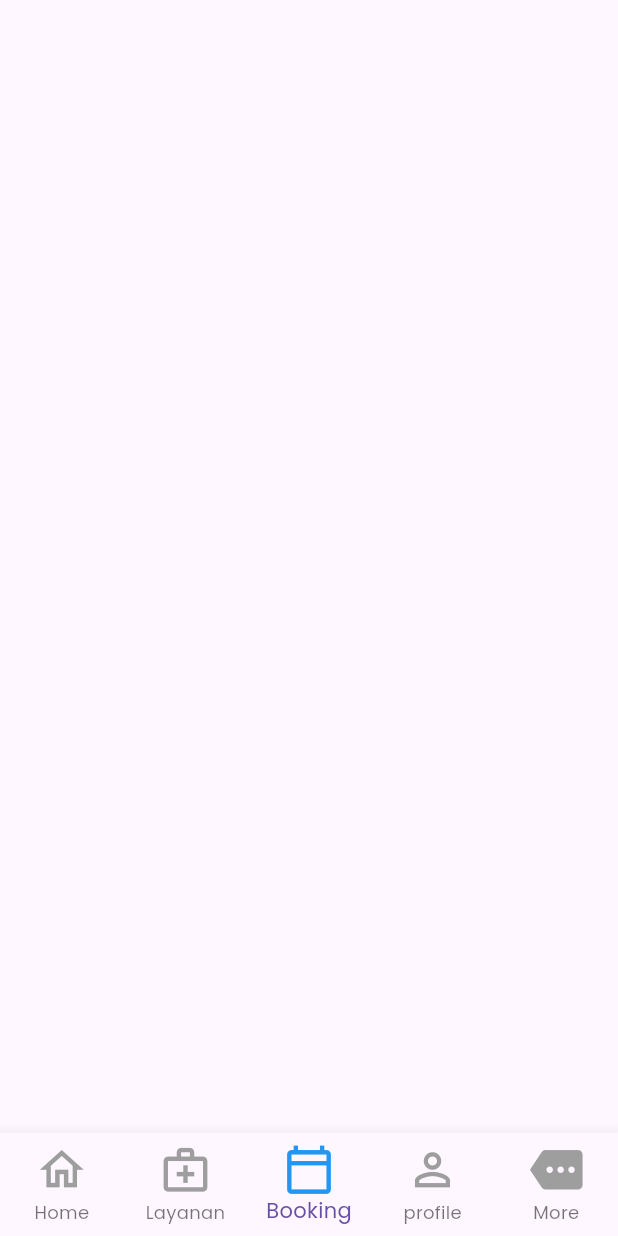
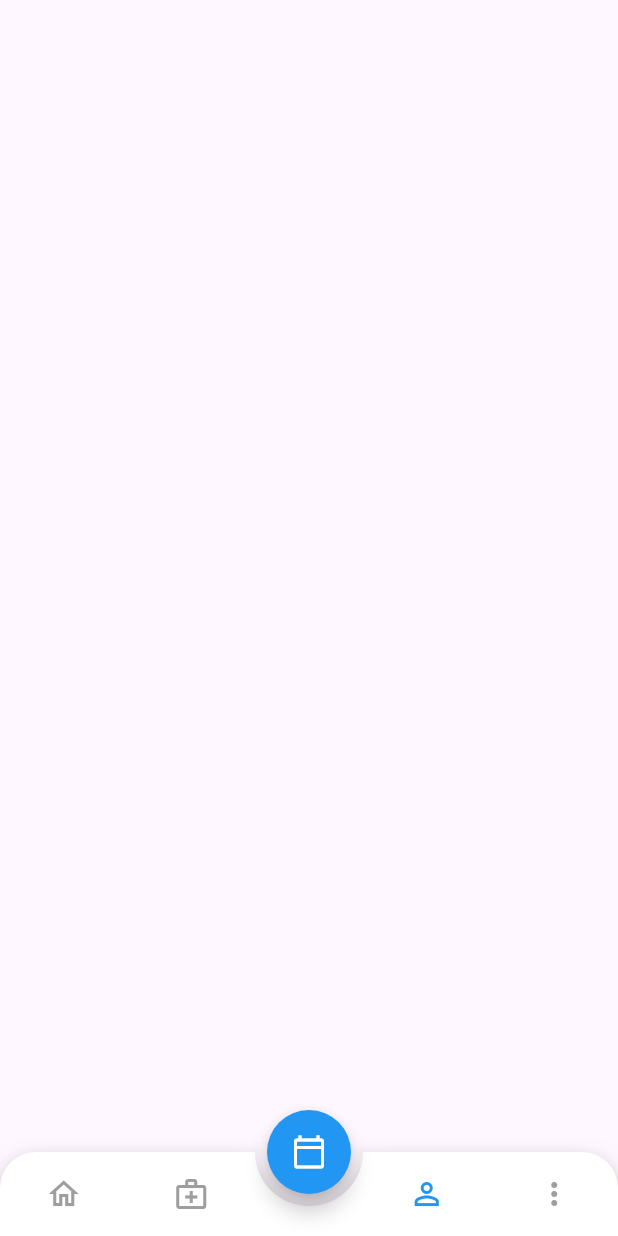
Before and after one commit to zyrridian/hospital-app, a Flutter app: the screen it shows after launch, item 3 of the bottom bar chosen, on a phone screen of 412 x 824 dp. Run offline on Flutter 3.47's test engine with Material 3 defaults, Android fonts, the phone set to English and light mode, and no system bars; drawn by our look-alikes of animated_bottom_navigation_bar; our stand-ins replace carousel_slider.

```diff
--- a/lib/booking/booking.dart
+++ /dev/null
@@ -1,50 +0,0 @@
-import 'package:flutter/material.dart';
-
-import 'package:smkdev_hospital/booking/booking_model.dart';
-
-class BookingPage extends StatefulWidget {
-  @override
-  _BookingPageState createState() => _BookingPageState();
-}
-
-class _BookingPageState extends State<BookingPage> {
-  List<Booking>_bookingList = [];
-
-  @override
-  void initState() {
-    super.initState();
-
-    _bookingList.add(Booking(
-        title: "Dokter 1",
-        desc: "Umum",
-        image: 'assets/images/test.png'
-    ));
-
-    _bookingList.add(Booking(
-      title: "Dokter 2",
-      desc: "Umum",
-      image: 'assets/images/test.png'
-    ));
-    _bookingList.add(Booking(
-        title: "Dokter 3",
-        desc: "Umum",
-        image: 'assets/images/test.png'
-    ));
-    _bookingList.add(Booking(
-        title: "Dokter 4",
-        desc: "Umum",
-        image: 'assets/images/test.png'
-    ));
-    _bookingList.add(Booking(
-        title: "Dokter 5",
-        desc: "Umum",
-        image: 'assets/images/test.png'
-    ));
-  }
-
-
-  @override
-  Widget build(BuildContext context) {
-    return Container();
-  }
-}
--- /dev/null
+++ b/lib/booking/booking_page.dart
@@ -0,0 +1,36 @@
+import 'package:flutter/material.dart';
+
+import 'package:smkdev_hospital/booking/booking_model.dart';
+
+class BookingPage extends StatefulWidget {
+  const BookingPage({super.key});
+
+  @override
+  State<BookingPage> createState() => _BookingPageState();
+}
+
+class _BookingPageState extends State<BookingPage> {
+  List<Booking> _bookingList = [];
+
+  @override
+  void initState() {
+    super.initState();
+
+    _bookingList.add(Booking(
+        title: "Dokter 1", desc: "Umum", image: 'assets/images/test.png'));
+
+    _bookingList.add(Booking(
+        title: "Dokter 2", desc: "Umum", image: 'assets/images/test.png'));
+    _bookingList.add(Booking(
+        title: "Dokter 3", desc: "Umum", image: 'assets/images/test.png'));
+    _bookingList.add(Booking(
+        title: "Dokter 4", desc: "Umum", image: 'assets/images/test.png'));
+    _bookingList.add(Booking(
+        title: "Dokter 5", desc: "Umum", image: 'assets/images/test.png'));
+  }
+
+  @override
+  Widget build(BuildContext context) {
+    return Container();
+  }
+}
--- /dev/null
+++ b/lib/home/home.data.dart
@@ -0,0 +1,95 @@
+const List<Map<String, String>> carouselData = [
+  {
+    'title': 'Sekilas Tentang\nRS. SMKDEV',
+    'description':
+        'SMKDEV komunitas developer siswa SMK jurusan Rekayasa Perangkat Lunak (RPL), Teknik Komputer dan Jaringan (TKJ), dan Multimedia (MM) dari seluruh Indonesia.',
+    'buttonText': 'Read'
+  },
+  {
+    'title': 'Layanan Kesehatan\nModern',
+    'description':
+        'Kami menyediakan layanan kesehatan berbasis teknologi terkini untuk memastikan pengalaman medis yang nyaman dan cepat.',
+    'buttonText': 'Learn More'
+  },
+  {
+    'title': 'Gabung dengan\nSMKDEV',
+    'description':
+        'SMKDEV membuka peluang bagi siswa untuk belajar dan berkembang dalam komunitas yang mendukung pertumbuhan profesional.',
+    'buttonText': 'Join Us'
+  }
+];
+
+const Map<String, dynamic> mapData = {
+  'title': 'Temui Kami',
+  'image': 'assets/images/map.png',
+  'locations': [
+    {
+      'name': 'Rumah Sakit SMKDEV',
+      'address': 'Jln. Margacinta No. 29',
+      'hours': ['Senin - Jumat: 08.00 - 20.00', 'Sabtu: 08.00 - 17.00']
+    },
+    {
+      'name': 'Klinik SMKDEV',
+      'address': 'Jl. Mars Barat I No. 9',
+      'hours': ['Senin - Jumat: 08.00 - 20.00', 'Sabtu: 08.00 - 13.00']
+    },
+    {
+      'name': 'BPJS',
+      'hours': [
+        'Senin - Jumat: 07.00 - 14.00, 16.00 - 19.00',
+        'Sabtu: 07.00 - 12.00'
+      ]
+    }
+  ]
+};
+
+const List<Map<String, String>> doctorData = [
+  {
+    'name': 'dr. Setiawai, SpM',
+    'specialty': 'Katarak dan Bedah Refraktif',
+    'image': 'assets/images/test.png'
+  },
+  {
+    'name': 'dr. Angger Pribadi, SpMM',
+    'specialty': 'Vitreo Retina',
+    'image': 'assets/images/test.png'
+  },
+  {
+    'name': 'dr. Daffa, SpA',
+    'specialty': 'Pediatrik',
+    'image': 'assets/images/test.png'
+  }
+];
+
+const List<Map<String, String>> newsData = [
+  {
+    'title': 'Training Center',
+    'content':
+        'Training Center bekerjasama dengan SMKDEV untuk meningkatkan keterampilan siswa dalam bidang teknologi. Program ini mencakup pelatihan intensif, sertifikasi, dan bimbingan industri dari para mentor profesional.',
+    'image': 'assets/images/test.png'
+  },
+  {
+    'title': 'Baksos SMKDEV',
+    'content':
+        'Untuk kesekian kalinya, SMKDEV melakukan bakti sosial dengan membagikan paket sembako dan alat tulis kepada masyarakat yang membutuhkan. Kegiatan ini menjadi bentuk kepedulian sosial komunitas terhadap lingkungan sekitar.',
+    'image': 'assets/images/test.png'
+  },
+  {
+    'title': 'Lomba Coding Nasional',
+    'content':
+        'SMKDEV kembali mengadakan Lomba Coding Nasional yang diikuti oleh ratusan peserta dari berbagai daerah. Lomba ini bertujuan untuk mengasah keterampilan pemrograman siswa dan memberikan pengalaman kompetitif di tingkat nasional.',
+    'image': 'assets/images/test.png'
+  },
+  {
+    'title': 'Bootcamp Web Development',
+    'content':
+        'SMKDEV meluncurkan Bootcamp Web Development dengan kurikulum terbaru yang mencakup teknologi modern seperti React, Next.js, dan Tailwind CSS. Program ini dirancang untuk membekali peserta dengan keterampilan siap kerja dalam industri teknologi.',
+    'image': 'assets/images/test.png'
+  },
+  {
+    'title': 'Kunjungan Industri ke Perusahaan Teknologi',
+    'content':
+        'Para siswa SMKDEV mendapatkan kesempatan untuk melakukan kunjungan industri ke beberapa perusahaan teknologi ternama. Dalam kunjungan ini, mereka belajar langsung dari para profesional mengenai proses pengembangan perangkat lunak dan budaya kerja di industri IT.',
+    'image': 'assets/images/test.png'
+  }
+];
--- a/lib/home/home_model.dart
+++ /dev/null
@@ -1,9 +0,0 @@
-import 'package:flutter/material.dart';
-
-class TentangKamiOverview {
-
-  String title, desc, image;
-
-  TentangKamiOverview({required this.title, required this.desc, required this.image});
-
-}
--- a/lib/home/home.dart
+++ b/lib/home/home_page.dart
@@ -1,141 +1,16 @@
 import 'package:carousel_slider/carousel_slider.dart';
 import 'package:flutter/material.dart';
-// import 'package:carousel_pro/carousel_pro.dart';
-import 'package:smkdev_hospital/home/home_appbar.dart';
-import 'package:smkdev_hospital/constant.dart';
-import 'package:smkdev_hospital/home/home_model.dart';
-import 'package:smkdev_hospital/layanan/layanan.dart';
+import 'package:smkdev_hospital/home/home.data.dart';
 
 class HomePage extends StatefulWidget {
+  const HomePage({super.key});
+
   @override
-  _HomePageState createState() => _HomePageState();
+  State<HomePage> createState() => _HomePageState();
 }
 
 class _HomePageState extends State<HomePage> {
-  List<TentangKamiOverview> _tentangKamiOverview = [];
-
-  @override
-  void initState() {
-    super.initState();
-
-    _tentangKamiOverview.add(TentangKamiOverview(
-        title: 'Dr. Setiawai, SpM',
-        desc: 'Katarak dan Bedah Refraktif',
-        image: 'assets/images/test.png'));
-    _tentangKamiOverview.add(TentangKamiOverview(
-        title: 'Dr. Angger Pribadi, SpMM',
-        desc: 'Vitreo Retina',
-        image: 'assets/images/test.png'));
-    _tentangKamiOverview.add(TentangKamiOverview(
-        title: 'Dr. Angger Pribadi, SpMM',
-        desc: 'Vitreo Retina',
-        image: 'assets/images/test.png'));
-    _tentangKamiOverview.add(TentangKamiOverview(
-        title: 'Dr. Angger Pribadi, SpMM',
-        desc: 'Vitreo Retina',
-        image: 'assets/images/test.png'));
-    _tentangKamiOverview.add(TentangKamiOverview(
-        title: 'Dr. Angger Pribadi, SpMM',
-        desc: 'Vitreo Retina',
-        image: 'assets/images/test.png'));
-  }
-
   int _currentIndex = 0;
-  List<Map<String, String>> carouselData = [
-    {
-      'title': 'Sekilas Tentang\nRS. SMKDEV',
-      'description':
-          'SMKDEV komunitas developer siswa SMK jurusan Rekayasa Perangkat Lunak (RPL), Teknik Komputer dan Jaringan (TKJ), dan Multimedia (MM) dari seluruh Indonesia.',
-      'buttonText': 'Read'
-    },
-    {
-      'title': 'Layanan Kesehatan\nModern',
-      'description':
-          'Kami menyediakan layanan kesehatan berbasis teknologi terkini untuk memastikan pengalaman medis yang nyaman dan cepat.',
-      'buttonText': 'Learn More'
-    },
-    {
-      'title': 'Gabung dengan\nSMKDEV',
-      'description':
-          'SMKDEV membuka peluang bagi siswa untuk belajar dan berkembang dalam komunitas yang mendukung pertumbuhan profesional.',
-      'buttonText': 'Join Us'
-    }
-  ];
-
-  final Map<String, dynamic> mapData = {
-    'title': 'Temui Kami',
-    'image': 'assets/images/map.png',
-    'locations': [
-      {
-        'name': 'Rumah Sakit SMKDEV',
-        'address': 'Jln. Margacinta No. 29',
-        'hours': ['Senin - Jumat: 08.00 - 20.00', 'Sabtu: 08.00 - 17.00']
-      },
-      {
-        'name': 'Klinik SMKDEV',
-        'address': 'Jl. Mars Barat I No. 9',
-        'hours': ['Senin - Jumat: 08.00 - 20.00', 'Sabtu: 08.00 - 13.00']
-      },
-      {
-        'name': 'BPJS',
-        'hours': [
-          'Senin - Jumat: 07.00 - 14.00, 16.00 - 19.00',
-          'Sabtu: 07.00 - 12.00'
-        ]
-      }
-    ]
-  };
-
-  final List<Map<String, String>> doctorData = [
-    {
-      'name': 'dr. Setiawai, SpM',
-      'specialty': 'Katarak dan Bedah Refraktif',
-      'image': 'assets/images/test.png'
-    },
-    {
-      'name': 'dr. Angger Pribadi, SpMM',
-      'specialty': 'Vitreo Retina',
-      'image': 'assets/images/test.png'
-    },
-    {
-      'name': 'dr. Daffa, SpA',
-      'specialty': 'Pediatrik',
-      'image': 'assets/images/test.png'
-    }
-  ];
-
-  final List<Map<String, String>> newsData = [
-    {
-      'title': 'Training Center',
-      'content':
-          'Training Center bekerjasama dengan SMKDEV untuk meningkatkan keterampilan siswa dalam bidang teknologi. Program ini mencakup pelatihan intensif, sertifikasi, dan bimbingan industri dari para mentor profesional.',
-      'image': 'assets/images/test.png'
-    },
-    {
-      'title': 'Baksos SMKDEV',
-      'content':
-          'Untuk kesekian kalinya, SMKDEV melakukan bakti sosial dengan membagikan paket sembako dan alat tulis kepada masyarakat yang membutuhkan. Kegiatan ini menjadi bentuk kepedulian sosial komunitas terhadap lingkungan sekitar.',
-      'image': 'assets/images/test.png'
-    },
-    {
-      'title': 'Lomba Coding Nasional',
-      'content':
-          'SMKDEV kembali mengadakan Lomba Coding Nasional yang diikuti oleh ratusan peserta dari berbagai daerah. Lomba ini bertujuan untuk mengasah keterampilan pemrograman siswa dan memberikan pengalaman kompetitif di tingkat nasional.',
-      'image': 'assets/images/test.png'
-    },
-    {
-      'title': 'Bootcamp Web Development',
-      'content':
-          'SMKDEV meluncurkan Bootcamp Web Development dengan kurikulum terbaru yang mencakup teknologi modern seperti React, Next.js, dan Tailwind CSS. Program ini dirancang untuk membekali peserta dengan keterampilan siap kerja dalam industri teknologi.',
-      'image': 'assets/images/test.png'
-    },
-    {
-      'title': 'Kunjungan Industri ke Perusahaan Teknologi',
-      'content':
-          'Para siswa SMKDEV mendapatkan kesempatan untuk melakukan kunjungan industri ke beberapa perusahaan teknologi ternama. Dalam kunjungan ini, mereka belajar langsung dari para profesional mengenai proses pengembangan perangkat lunak dan budaya kerja di industri IT.',
-      'image': 'assets/images/test.png'
-    }
-  ];
 
   @override
   Widget build(BuildContext context) {
--- a/lib/layanan/layanan.dart
+++ b/lib/layanan/layanan_page.dart
@@ -6,8 +6,10 @@ import 'package:smkdev_hospital/layanan/layanan_appbar.dart';
 import 'package:smkdev_hospital/layanan/layanan_model.dart';
 
 class LayananPage extends StatefulWidget {
+  const LayananPage({super.key});
+
   @override
-  _LayananPageState createState() => _LayananPageState();
+  State<LayananPage> createState() => _LayananPageState();
 }
 
 class _LayananPageState extends State<LayananPage> {
--- a/lib/main.dart
+++ b/lib/main.dart
@@ -1,16 +1,14 @@
 import 'package:flutter/material.dart';
 import 'package:smkdev_hospital/splash_screen.dart';
+import 'package:smkdev_hospital/main/main_page.dart';
 
 void main() {
-  runApp(HomePage());
+  runApp(const MyApp());
 }
 
-class HomePage extends StatefulWidget {
-  @override
-  _HomePageState createState() => _HomePageState();
-}
+class MyApp extends StatelessWidget {
+  const MyApp({super.key});
 
-class _HomePageState extends State<HomePage> {
   @override
   Widget build(BuildContext context) {
     return MaterialApp(
@@ -21,7 +19,7 @@ class _HomePageState extends State<HomePage> {
         primaryColor: Colors.blue,
         // accentColor: Colors.blue
       ),
-      home: SplashScreen(),
+      home: const SplashScreen(),
     );
   }
 }
--- /dev/null
+++ b/lib/main/main_page.dart
@@ -0,0 +1,113 @@
+import 'package:animated_bottom_navigation_bar/animated_bottom_navigation_bar.dart';
+import 'package:flutter/material.dart';
+import 'package:flutter/rendering.dart';
+import 'package:smkdev_hospital/booking/booking_page.dart';
+import 'package:smkdev_hospital/home/home_page.dart';
+import 'package:smkdev_hospital/layanan/layanan_page.dart';
+import 'package:smkdev_hospital/more/more_page.dart';
+import 'package:smkdev_hospital/profile/profile_page.dart';
+
+class MainPage extends StatefulWidget {
+  const MainPage({super.key});
+
+  @override
+  State<MainPage> createState() => _MainPageState();
+}
+
+class _MainPageState extends State<MainPage> with TickerProviderStateMixin {
+  var _bottomNavIndex = 0;
+  late AnimationController _fabAnimationController;
+  late AnimationController _hideBottomBarAnimationController;
+
+  final iconList = <IconData>[
+    Icons.home_outlined,
+    Icons.medical_services_outlined,
+    Icons.person_outline,
+    Icons.more_vert_outlined,
+  ];
+
+  final labelList = ['Home', 'Layanan', 'Booking', 'Profil'];
+
+  final List<Widget> pageList = [
+    const HomePage(),
+    const LayananPage(),
+    const BookingPage(),
+    const ProfilePage(),
+    const MorePage(),
+  ];
+
+  @override
+  void initState() {
+    super.initState();
+
+    _fabAnimationController = AnimationController(
+      duration: const Duration(milliseconds: 200),
+      vsync: this,
+    );
+
+    _hideBottomBarAnimationController = AnimationController(
+      duration: const Duration(milliseconds: 200),
+      vsync: this,
+    );
+
+    Future.delayed(const Duration(milliseconds: 200), () {
+      _fabAnimationController.forward();
+    });
+  }
+
+  bool onScrollNotification(ScrollNotification notification) {
+    if (notification is UserScrollNotification &&
+        notification.metrics.axis == Axis.vertical) {
+      if (notification.direction == ScrollDirection.forward) {
+        _hideBottomBarAnimationController.reverse();
+        _fabAnimationController.forward();
+      } else if (notification.direction == ScrollDirection.reverse) {
+        _hideBottomBarAnimationController.forward();
+        _fabAnimationController.reverse();
+      }
+    }
+    return false;
+  }
+
+  @override
+  Widget build(BuildContext context) {
+    return Scaffold(
+      extendBody: true,
+      body: NotificationListener<ScrollNotification>(
+        onNotification: onScrollNotification,
+        child: pageList[_bottomNavIndex],
+      ),
+      floatingActionButton: FadeTransition(
+        opacity: _fabAnimationController,
+        child: FloatingActionButton(
+          shape: const CircleBorder(),
+          backgroundColor: Colors.blue,
+          elevation: 6,
+          child: const Icon(Icons.calendar_today_outlined, color: Colors.white),
+          onPressed: () {},
+        ),
+      ),
+      floatingActionButtonLocation: FloatingActionButtonLocation.centerDocked,
+      bottomNavigationBar: AnimatedBottomNavigationBar.builder(
+        itemCount: iconList.length,
+        tabBuilder: (int index, bool isActive) {
+          final color = isActive ? Colors.blue : Colors.grey;
+          return Icon(iconList[index], size: 24, color: color);
+        },
+        backgroundColor: Colors.white,
+        activeIndex: _bottomNavIndex,
+        gapLocation: GapLocation.center,
+        leftCornerRadius: 24,
+        rightCornerRadius: 24,
+        onTap: (index) => setState(() => _bottomNavIndex = index),
+        hideAnimationController: _hideBottomBarAnimationController,
+        shadow: const BoxShadow(
+          offset: Offset(0, 1),
+          blurRadius: 12,
+          spreadRadius: 0.5,
+          color: Colors.grey,
+        ),
+      ),
+    );
+  }
+}
--- a/lib/more/more.dart
+++ /dev/null
@@ -1,28 +0,0 @@
-import 'package:flutter/material.dart';
-
-class MorePage extends StatefulWidget {
-  @override
-  _MorePageState createState() => _MorePageState();
-}
-
-class _MorePageState extends State<MorePage> {
-  @override
-  Widget build(BuildContext context) {
-    return Container();
-  }
-}
-
-Widget _simplePopUp() {
-  return PopupMenuButton<int>(
-      itemBuilder: (context)  => [
-        PopupMenuItem(
-          value: 1,
-          child: Text("First"),
-        ),
-        PopupMenuItem(
-          value: 2,
-          child: Text("Second"),
-        ),
-      ]
-  );
-}
--- /dev/null
+++ b/lib/more/more_page.dart
@@ -0,0 +1,30 @@
+import 'package:flutter/material.dart';
+
+class MorePage extends StatefulWidget {
+  const MorePage({super.key});
+
+  @override
+  State<MorePage> createState() => _MorePageState();
+}
+
+class _MorePageState extends State<MorePage> {
+  @override
+  Widget build(BuildContext context) {
+    return Container();
+  }
+}
+
+Widget _simplePopUp() {
+  return PopupMenuButton<int>(
+    itemBuilder: (context) => [
+      const PopupMenuItem(
+        value: 1,
+        child: Text('First'),
+      ),
+      const PopupMenuItem(
+        value: 2,
+        child: Text('Second'),
+      ),
+    ],
+  );
+}
--- a/lib/profile/profile.dart
+++ b/lib/profile/profile_page.dart
@@ -1,8 +1,10 @@
 import 'package:flutter/material.dart';
 
 class ProfilePage extends StatefulWidget {
+  const ProfilePage({super.key});
+
   @override
-  _ProfilePageState createState() => _ProfilePageState();
+  State<ProfilePage> createState() => _ProfilePageState();
 }
 
 class _ProfilePageState extends State<ProfilePage> {
--- a/lib/splash_screen.dart
+++ b/lib/splash_screen.dart
@@ -1,10 +1,12 @@
 import 'package:flutter/material.dart';
 import 'dart:async';
-import 'package:smkdev_hospital/user_dashboard.dart';
+import 'package:smkdev_hospital/main/main_page.dart';
 
 class SplashScreen extends StatefulWidget {
+  const SplashScreen({super.key});
+
   @override
-  _SplashScreenState createState() => _SplashScreenState();
+  State<SplashScreen> createState() => _SplashScreenState();
 }
 
 class _SplashScreenState extends State<SplashScreen> {
@@ -14,17 +16,15 @@ class _SplashScreenState extends State<SplashScreen> {
     startSplashScreen();
   }
 
-  // Ini adalah SplashScreen
   startSplashScreen() async {
     var duration = const Duration(seconds: 3);
     return Timer(duration, () {
       Navigator.of(context).pushReplacement(
-        MaterialPageRoute(builder: (_) => UserDashboard()),
+        MaterialPageRoute(builder: (_) => const MainPage()),
       );
     });
   }
 
-  //
   @override
   Widget build(BuildContext context) {
     return Scaffold(
--- a/lib/user_dashboard.dart
+++ /dev/null
@@ -1,73 +0,0 @@
-import 'package:flutter/material.dart';
-import 'package:smkdev_hospital/booking/booking.dart';
-import 'package:smkdev_hospital/home/home.dart';
-import 'package:smkdev_hospital/layanan/layanan.dart';
-import 'package:smkdev_hospital/more/more.dart';
-import 'package:smkdev_hospital/profile/profile.dart';
-
-
-class UserDashboard extends StatefulWidget {
-  @override
-  _UserDashboardState createState() => _UserDashboardState();
-}
-
-class _UserDashboardState extends State<UserDashboard> {
-
-  int _bottomNavCurrentIndex = 0;
-  List _container = [
-    HomePage(),
-    LayananPage(),
-    BookingPage(),
-    ProfilePage(),
-    MorePage()
-  ];
-
-  @override
-  Widget build(BuildContext context) {
-    return Scaffold(
-      body: _container[_bottomNavCurrentIndex],
-      bottomNavigationBar: _buildBottomNavigationBar(),
-    );
-  }
-
-  Widget _buildBottomNavigationBar() {
-    return BottomNavigationBar(
-      type: BottomNavigationBarType.fixed,
-      iconSize: 35,
-      onTap: (index) {
-        setState(() {
-          _bottomNavCurrentIndex = index;
-        });
-      },
-      currentIndex: _bottomNavCurrentIndex,
-      items: [
-        BottomNavigationBarItem(
-          activeIcon: Icon(Icons.home_outlined, color: Colors.blue),
-          icon: Icon(Icons.home_outlined, color: Colors.grey),
-          label: 'Home'
-        ),
-        BottomNavigationBarItem(
-            activeIcon: Icon(Icons.medical_services_outlined, color: Colors.blue),
-            icon: Icon(Icons.medical_services_outlined, color: Colors.grey),
-            label: 'Layanan'
-        ),
-        BottomNavigationBarItem(
-            activeIcon: Icon(Icons.calendar_today_outlined, color: Colors.blue),
-            icon: Icon(Icons.calendar_today_outlined, color: Colors.grey),
-            label: 'Booking'
-        ),
-        BottomNavigationBarItem(
-            activeIcon: Icon(Icons.person_outline, color: Colors.blue),
-            icon: Icon(Icons.person_outline, color: Colors.grey),
-            label: 'profile'
-        ),
-        BottomNavigationBarItem(
-            activeIcon: Icon(Icons.more, color: Colors.blue),
-            icon: Icon(Icons.more, color: Colors.grey),
-            label: 'More'
-        ),
-      ],
-    );
-  }
-
-}
--- a/pubspec.yaml
+++ b/pubspec.yaml
@@ -31,6 +31,7 @@ dependencies:
   cupertino_icons: ^1.0.0
   carousel_slider: ^5.0.0
   flutter_lints: ^5.0.0
+  animated_bottom_navigation_bar: ^1.4.0
 
 dev_dependencies:
   flutter_test:
```
Also changed, not shown: lib/home/home_appbar.dart (deleted, +0 -49 lines), pubspec.lock.
